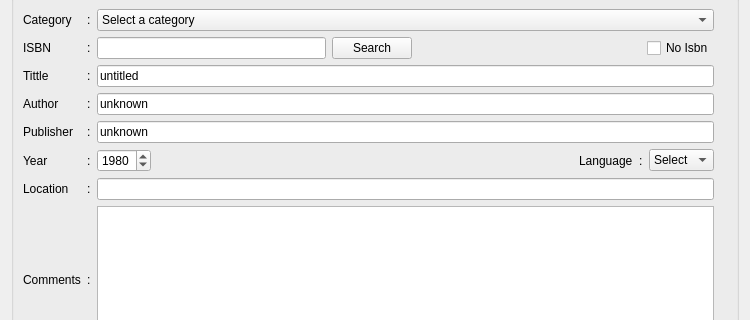
Above: src/Gui/mNewItem.ui from cagonza6/Buho before the change; both pictures show x 0 to 750 and y 120 to 440 of the 750 by 525 pixel window. Below: the same form after it.
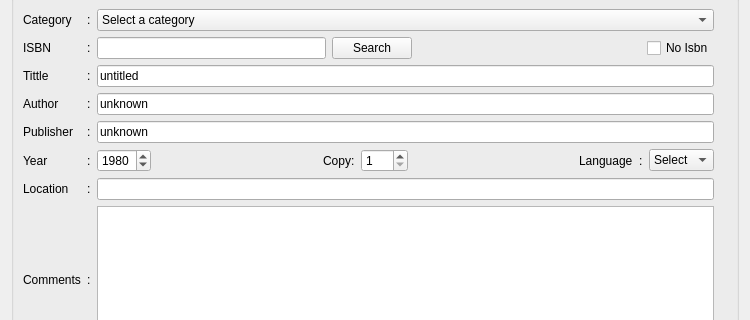
That is the form after the change. Icons and pictures are not drawn.

```diff
--- a/src/Gui/mNewItem.ui
+++ b/src/Gui/mNewItem.ui
@@ -143,6 +143,36 @@
             </property>
            </widget>
           </item>
+          <item>
+           <spacer name="horizontalSpacer_4">
+            <property name="orientation">
+             <enum>Qt::Horizontal</enum>
+            </property>
+            <property name="sizeHint" stdset="0">
+             <size>
+              <width>40</width>
+              <height>20</height>
+             </size>
+            </property>
+           </spacer>
+          </item>
+          <item>
+           <widget class="QLabel" name="label_copy">
+            <property name="text">
+             <string>Copy:</string>
+            </property>
+           </widget>
+          </item>
+          <item>
+           <widget class="QSpinBox" name="field_copy">
+            <property name="minimum">
+             <number>1</number>
+            </property>
+            <property name="maximum">
+             <number>999</number>
+            </property>
+           </widget>
+          </item>
           <item>
            <spacer name="horizontalSpacer_3">
             <property name="orientation">
```
